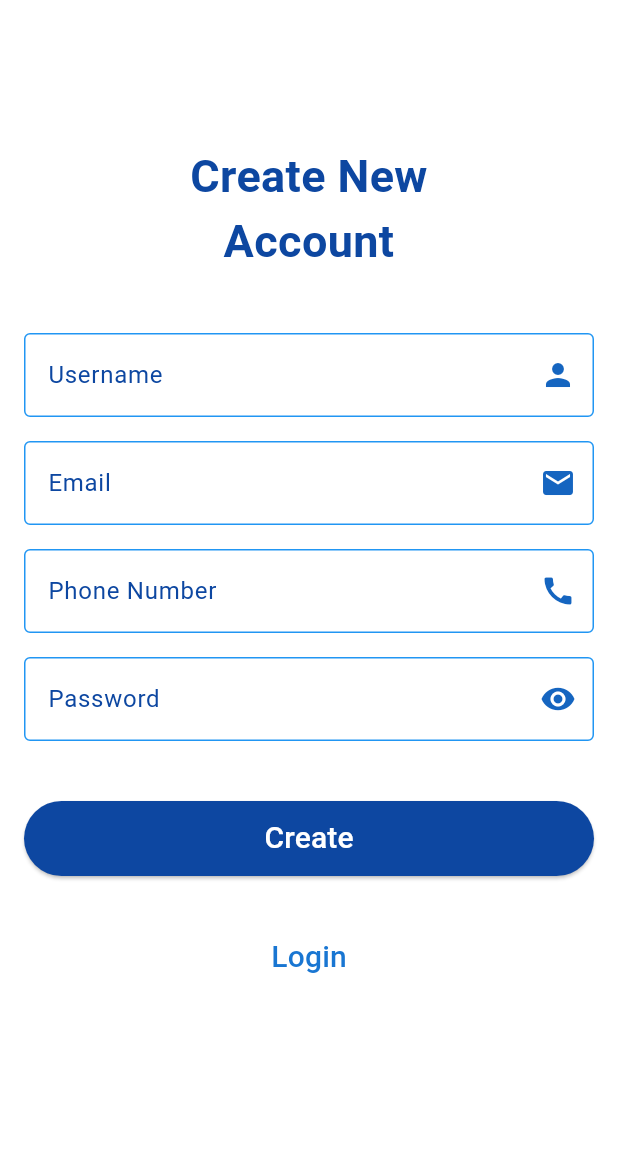
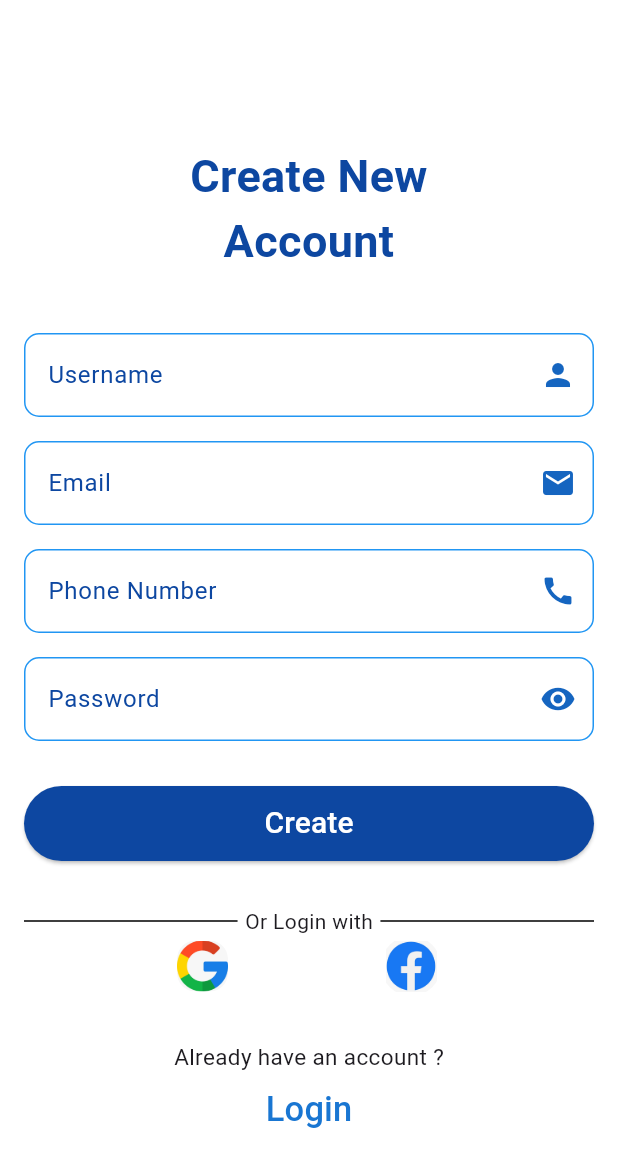
Before and after one commit to Rahul2-5/Budget_Tracker, a Flutter app: the screen it shows after launch, after a tap on "Login", after a tap on "Create new account", on a phone screen of 412 x 824 dp. Shown: the top 1167 px of the screen. Run offline on Flutter 3.47's test engine with Material 3 defaults, Android fonts, the phone set to English and light mode, and no system bars; our stand-ins replace cloud_firestore, firebase_auth, firebase_core, flutter_native_splash, font_awesome_flutter, google_sign_in; accounts and stored records are empty.

Commit message:
sign up screen google login

```diff
--- a/lib/Screens/add_transaction_form.dart
+++ b/lib/Screens/add_transaction_form.dart
@@ -68,7 +68,7 @@ class _AddTransactionFormState extends State<AddTransactionForm> {
   final titleEditController = TextEditingController();
   final uid = Uuid();
 
-  void _submitForm() async {
+ void _submitForm() async {
   if (!_formKey.currentState!.validate()) return;
 
   setState(() => isLoader = true);
@@ -84,7 +84,6 @@ class _AddTransactionFormState extends State<AddTransactionForm> {
     int timestamp = DateTime.now().millisecondsSinceEpoch;
     int amount;
 
-    // **Handle invalid amount input**
     try {
       amount = int.parse(amountEditController.text);
     } catch (e) {
@@ -101,26 +100,25 @@ class _AddTransactionFormState extends State<AddTransactionForm> {
     final userDocRef = FirebaseFirestore.instance.collection('users').doc(userId);
     final userDoc = await userDocRef.get();
 
-    // ✅ If user document doesn't exist or is missing required fields, initialize it
-    if (!userDoc.exists || !userDoc.data()!.containsKey('remainingAmount')) {
+    // 🔒 Use null-aware default values in case fields are missing
+    final data = userDoc.data() ?? {};
+    int remainingAmount = data['remainingAmount'] ?? 0;
+    int totalCredit = data['totalCredit'] ?? 0;
+    int totalDebit = data['totalDebit'] ?? 0;
+
+    if (!userDoc.exists) {
       await userDocRef.set({
         "name": user.displayName ?? '',
         "email": user.email ?? '',
         "photoUrl": user.photoURL ?? '',
         "provider": user.providerData.isNotEmpty ? user.providerData[0].providerId : 'google',
         "createdAt": DateTime.now().toIso8601String(),
-        "remainingAmount": 0,
-        "totalCredit": 0,
-        "totalDebit": 0,
+        "remainingAmount": remainingAmount,
+        "totalCredit": totalCredit,
+        "totalDebit": totalDebit,
         "updatedAt": timestamp,
       });
     }
-
-    // Fetch updated user doc after initialization
-    final updatedUserDoc = await userDocRef.get();
-    int remainingAmount = updatedUserDoc['remainingAmount'];
-    int totalCredit = updatedUserDoc['totalCredit'];
-    int totalDebit = updatedUserDoc['totalDebit'];
 
     if (type == 'credit') {
       remainingAmount += amount;
@@ -137,7 +135,7 @@ class _AddTransactionFormState extends State<AddTransactionForm> {
       "updatedAt": timestamp,
     });
 
-    var data = {
+    var transactionData = {
       "id": id,
       "title": titleEditController.text,
       "amount": amount,
@@ -150,15 +148,14 @@ class _AddTransactionFormState extends State<AddTransactionForm> {
       "category": category,
       "date": date.toIso8601String(),
 
-      // ✅ Optional: store user info in the transaction too
+      // Optional user info
       "name": user.displayName ?? '',
       "email": user.email ?? '',
       "photoUrl": user.photoURL ?? '',
       "provider": user.providerData.isNotEmpty ? user.providerData[0].providerId : 'google',
     };
 
-    // Save transaction to Firestore
-    await userDocRef.collection("transactions").doc(id).set(data);
+    await userDocRef.collection("transactions").doc(id).set(transactionData);
 
     print("Transaction added successfully");
     Navigator.pop(context); // Close the dialog
@@ -171,6 +168,7 @@ class _AddTransactionFormState extends State<AddTransactionForm> {
     setState(() => isLoader = false);
   }
 }
+
 
 
   @override
--- a/lib/Screens/login_screen.dart
+++ b/lib/Screens/login_screen.dart
@@ -58,7 +58,7 @@ class _LoginViewState extends State<LoginView> {
                     children: [
                       SizedBox(height: 60.0),
                       Text(
-                        'Login Account',
+                        'Welcome Back \nLogin ',
                         textAlign: TextAlign.center,
                         style: TextStyle(
                           color: Colors.blue.shade900,
@@ -72,9 +72,9 @@ class _LoginViewState extends State<LoginView> {
                         child: Column(
                           children: [
                             _buildEmailField(),
-                            SizedBox(height: 16),
+                            SizedBox(height: 25),
                             _buildPasswordField(),
-                            SizedBox(height: 40.0),
+                            SizedBox(height: 37.0),
                             _buildLoginButton(),
                             SizedBox(height: 30.0),
                             Row(
@@ -99,31 +99,64 @@ class _LoginViewState extends State<LoginView> {
                                // height: mq.height * 0.008,
                               ),
                               Row(
-                                mainAxisAlignment:
-                                    MainAxisAlignment.spaceEvenly,
-                                children: [
-                                  InkWell(
-                                    splashColor:
-                                     Colors.white,
-                                    onTap: (){authservice.loginWithGoogle(context);},
-                                    child: Image(
-                                        width: 28,
-                                        image: AssetImage(
-                                          'assets/images/google.jpg',
-                                        )),
-                                  ),
-                                  InkWell(
-                                    child: CircleAvatar(
-                                        child: Image(
-                                            width: 30,
-                                            image: AssetImage(
-                                              'assets/images/facebook.jpg',
-                                            )),
-                                        backgroundColor: Colors.transparent),
-                                  )
-                                ],
-                              ),
-                            SizedBox(height: 30.0),
+                  mainAxisAlignment: MainAxisAlignment.spaceEvenly,
+                  children: [
+                    // Google Login (rectangular splash, as image is square)
+                    Material(
+                      color: Colors.transparent,
+                      shape: RoundedRectangleBorder(
+                        borderRadius: BorderRadius.circular(
+                            12.0), // 👈 match the image corner radius
+                      ),
+                      clipBehavior: Clip.antiAlias,
+                      child: InkWell(
+                        splashColor: Colors.white,
+                        onTap: () {
+                          authservice.loginWithGoogle(context);
+                        },
+                        child: Ink(
+                          width: 32, // optional: can wrap image nicely
+                          height: 32,
+                          decoration: BoxDecoration(
+                            borderRadius: BorderRadius.circular(12.0),
+                          ),
+                          child: ClipRRect(
+                            borderRadius: BorderRadius.circular(
+                                12.0), // 👈 clip the image too
+                            child: Image.asset(
+                              'assets/images/google.jpg',
+                              fit: BoxFit.cover,
+                            ),
+                          ),
+                        ),
+                      ),
+                    ),
+
+                    // Facebook Login (circle splash to match CircleAvatar)
+                    Material(
+                      color: Colors.transparent,
+                      shape: const CircleBorder(),
+                      clipBehavior: Clip.antiAlias,
+                      child: InkWell(
+                        splashColor: Colors.white,
+                        onTap: () {
+                          // Add your Facebook login function here
+                        },
+                        child: CircleAvatar(
+                          backgroundColor: Colors.transparent,
+                          child: Image(
+                            width: 34,
+                            image: AssetImage('assets/images/facebook.jpg'),
+                          ),
+                        ),
+                      ),
+                    ),
+                  ],
+                ),
+                            SizedBox(height: 150.0),
+                            Text("Don't have an account ?" ,
+                             style: TextStyle(fontSize: 15, ),
+                            ),
                             _buildSignUpButton(),
                           ],
                         ),
@@ -142,6 +175,7 @@ class _LoginViewState extends State<LoginView> {
   // Email Input Field
   Widget _buildEmailField() {
     return TextFormField(
+
       controller: _emailController,
       keyboardType: TextInputType.emailAddress,
       style: TextStyle(color: Colors.black),
@@ -166,6 +200,7 @@ class _LoginViewState extends State<LoginView> {
             fillColor: Colors.white,
             enabledBorder: OutlineInputBorder(
               borderSide: BorderSide(color: Colors.blue),
+              borderRadius: BorderRadius.circular(10.0)
             ),
             focusedBorder: OutlineInputBorder(
               borderSide: BorderSide(color: Colors.blue.shade900),
@@ -240,6 +275,7 @@ class _LoginViewState extends State<LoginView> {
       fillColor: Colors.white,
       enabledBorder: OutlineInputBorder(
         borderSide: BorderSide(color: Colors.blue),
+        borderRadius:BorderRadius.circular(10.0)
       ),
       focusedBorder: OutlineInputBorder(
         borderSide: BorderSide(color: Colors.blue.shade900),
--- a/lib/Screens/sign_up.dart
+++ b/lib/Screens/sign_up.dart
@@ -17,8 +17,8 @@ class _SignUpViewState extends State<SignUpView> {
   final TextEditingController _phoneController = TextEditingController();
   final TextEditingController _passwordController = TextEditingController();
   final ValueNotifier<bool> _showPassword = ValueNotifier<bool>(true);
- final AuthService _authService = AuthService();
-final Appvalidator _appValidator = Appvalidator();
+  final AuthService _authService = AuthService();
+  final Appvalidator _appValidator = Appvalidator();
   bool _isLoading = false;
 
   @override
@@ -78,17 +78,17 @@ final Appvalidator _appValidator = Appvalidator();
             key: _formKey,
             child: Column(
               children: [
-                _buildTextField(
-                    _userNameController, 'Username', Icons.person, _appValidator.validateUsername),
+                _buildTextField(_userNameController, 'Username', Icons.person,
+                    _appValidator.validateUsername),
                 SizedBox(height: 16),
-                _buildTextField(
-                    _emailController, 'Email', Icons.email, _appValidator.validateEmail),
+                _buildTextField(_emailController, 'Email', Icons.email,
+                    _appValidator.validateEmail),
                 SizedBox(height: 16),
-                _buildTextField(
-                    _phoneController, 'Phone Number', Icons.call, _appValidator.validatePhoneNumber),
+                _buildTextField(_phoneController, 'Phone Number', Icons.call,
+                    _appValidator.validatePhoneNumber),
                 SizedBox(height: 16),
                 _buildPasswordField(),
-                SizedBox(height: 40.0),
+                SizedBox(height: 30.0),
                 SizedBox(
                   height: 50,
                   width: double.infinity,
@@ -101,14 +101,93 @@ final Appvalidator _appValidator = Appvalidator();
                     ),
                     onPressed: _isLoading ? null : _submitForm,
                     child: _isLoading
-                        ? Center(child: CircularProgressIndicator(color: Colors.white))
+                        ? Center(
+                            child:
+                                CircularProgressIndicator(color: Colors.white))
                         : Text(
                             'Create',
                             style: TextStyle(fontSize: 20, color: Colors.white),
                           ),
                   ),
                 ),
+                SizedBox(
+                  height: 30.0,
+                ),
+                Row(
+                  children: [
+                    Expanded(child: Divider(color: Colors.black)),
+                    Padding(
+                      padding: const EdgeInsets.symmetric(horizontal: 5),
+                      child: Text('Or Login with'),
+                    ),
+                    Expanded(child: Divider(color: Colors.black))
+                  ],
+                ),
+                SizedBox(
+                    // height: mq.height * 0.008,
+                    ),
+                Row(
+                  mainAxisAlignment: MainAxisAlignment.spaceEvenly,
+                  children: [
+                    // Google Login (rectangular splash, as image is square)
+                    Material(
+                      color: Colors.transparent,
+                      shape: RoundedRectangleBorder(
+                        borderRadius: BorderRadius.circular(
+                            12.0), // 👈 match the image corner radius
+                      ),
+                      clipBehavior: Clip.antiAlias,
+                      child: InkWell(
+                        splashColor: Colors.white,
+                        onTap: () {
+                          _authService.loginWithGoogle(context);
+                        },
+                        child: Ink(
+                          width: 34, // optional: can wrap image nicely
+                          height: 34,
+                          decoration: BoxDecoration(
+                            borderRadius: BorderRadius.circular(12.0),
+                          ),
+                          child: ClipRRect(
+                            borderRadius: BorderRadius.circular(
+                                12.0), // 👈 clip the image too
+                            child: Image.asset(
+                              'assets/images/google.jpg',
+                              fit: BoxFit.cover,
+                            ),
+                          ),
+                        ),
+                      ),
+                    ),
+
+                    // Facebook Login (circle splash to match CircleAvatar)
+                    Material(
+                      color: Colors.transparent,
+                      shape: const CircleBorder(),
+                      clipBehavior: Clip.antiAlias,
+                      child: InkWell(
+                        splashColor: Colors.white,
+                        onTap: () {
+                          // Add your Facebook login function here
+                        },
+                        child: CircleAvatar(
+                          backgroundColor: Colors.transparent,
+                          child: Image(
+                            width: 34,
+                            image: AssetImage('assets/images/facebook.jpg'),
+                          ),
+                        ),
+                      ),
+                    ),
+                  ],
+                ),
+
                 SizedBox(height: 30.0),
+                Text(
+                  "Already have an account ?",
+                  style: TextStyle(fontSize: 15),
+                ),
+                // SizedBox(height: 10.0),
                 TextButton(
                   onPressed: () {
                     Navigator.pushReplacement(
@@ -120,7 +199,7 @@ final Appvalidator _appValidator = Appvalidator();
                     'Login',
                     style: TextStyle(
                       color: Colors.blue.shade700,
-                      fontSize: 20,
+                      fontSize: 23,
                     ),
                   ),
                 ),
@@ -132,8 +211,8 @@ final Appvalidator _appValidator = Appvalidator();
     );
   }
 
-  Widget _buildTextField(TextEditingController controller, String label, IconData icon,
-      String? Function(String?) validator) {
+  Widget _buildTextField(TextEditingController controller, String label,
+      IconData icon, String? Function(String?) validator) {
     return TextFormField(
       controller: controller,
       autovalidateMode: AutovalidateMode.onUserInteraction,
@@ -155,17 +234,21 @@ final Appvalidator _appValidator = Appvalidator();
           decoration: InputDecoration(
             labelText: "Password",
             fillColor: Colors.white,
-            enabledBorder: OutlineInputBorder(borderSide: BorderSide(color: Colors.blue)),
-            focusedBorder:
-                OutlineInputBorder(borderSide: BorderSide(color: Colors.blue.shade900)),
+            enabledBorder: OutlineInputBorder(
+                borderSide: BorderSide(color: Colors.blue),
+                borderRadius: BorderRadius.circular(10.0)),
+            focusedBorder: OutlineInputBorder(
+                borderSide: BorderSide(color: Colors.blue.shade900)),
             labelStyle: TextStyle(color: Colors.blue.shade900),
             filled: true,
             suffixIcon: IconButton(
-              icon: Icon(showPassword ? Icons.visibility : Icons.visibility_off),
+              icon:
+                  Icon(showPassword ? Icons.visibility : Icons.visibility_off),
               onPressed: () => _showPassword.value = !showPassword,
               color: Colors.blue.shade800,
             ),
-            border: OutlineInputBorder(borderRadius: BorderRadius.circular(16.0)),
+            border:
+                OutlineInputBorder(borderRadius: BorderRadius.circular(16.0)),
           ),
           validator: _appValidator.validatePassword,
         );
@@ -177,8 +260,11 @@ final Appvalidator _appValidator = Appvalidator();
     return InputDecoration(
       labelText: label,
       fillColor: Colors.white,
-      enabledBorder: OutlineInputBorder(borderSide: BorderSide(color: Colors.blue)),
-      focusedBorder: OutlineInputBorder(borderSide: BorderSide(color: Colors.blue.shade900)),
+      enabledBorder: OutlineInputBorder(
+          borderSide: BorderSide(color: Colors.blue),
+          borderRadius: BorderRadius.circular(10.0)),
+      focusedBorder: OutlineInputBorder(
+          borderSide: BorderSide(color: Colors.blue.shade900)),
       labelStyle: TextStyle(color: Colors.blue.shade900),
       filled: true,
       suffixIcon: Icon(suffixIcon, color: Colors.blue.shade800),
--- a/lib/services/auth_service.dart
+++ b/lib/services/auth_service.dart
@@ -42,6 +42,7 @@ class AuthService {
         "photoUrl": user.photoURL,
         "createdAt": DateTime.now().toIso8601String(),
         "provider": "google",
+
       }, user.uid);
 
       print("🆕 Google user added to Firestore.");
```
Also changed, not shown: 8 other files.
